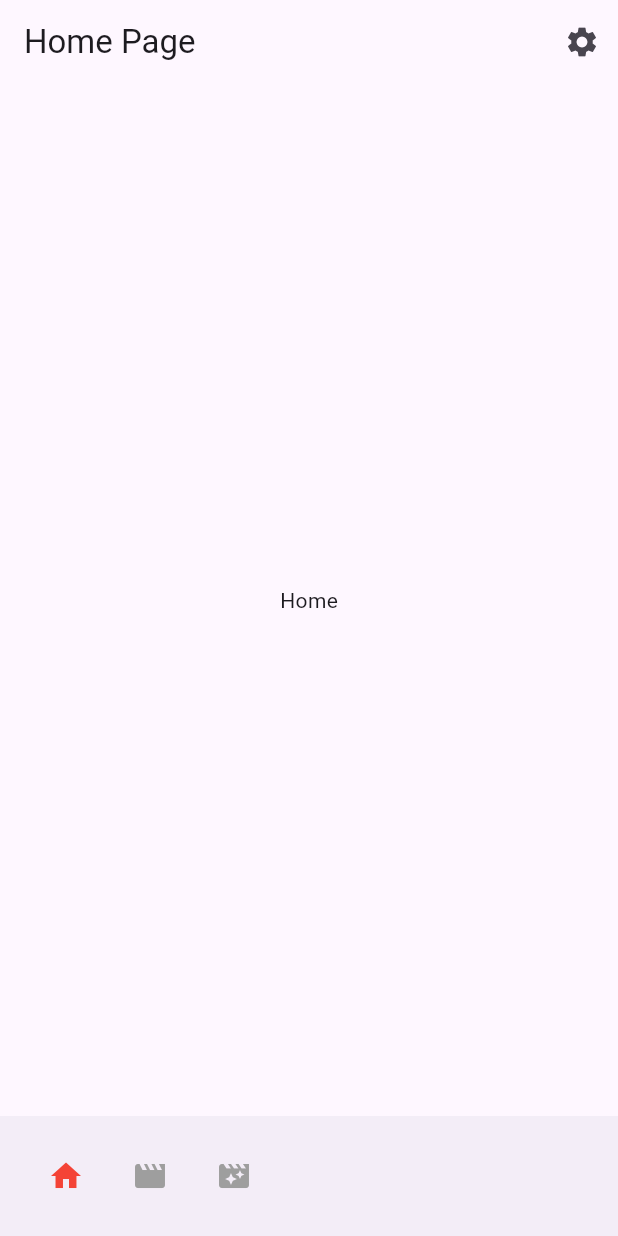
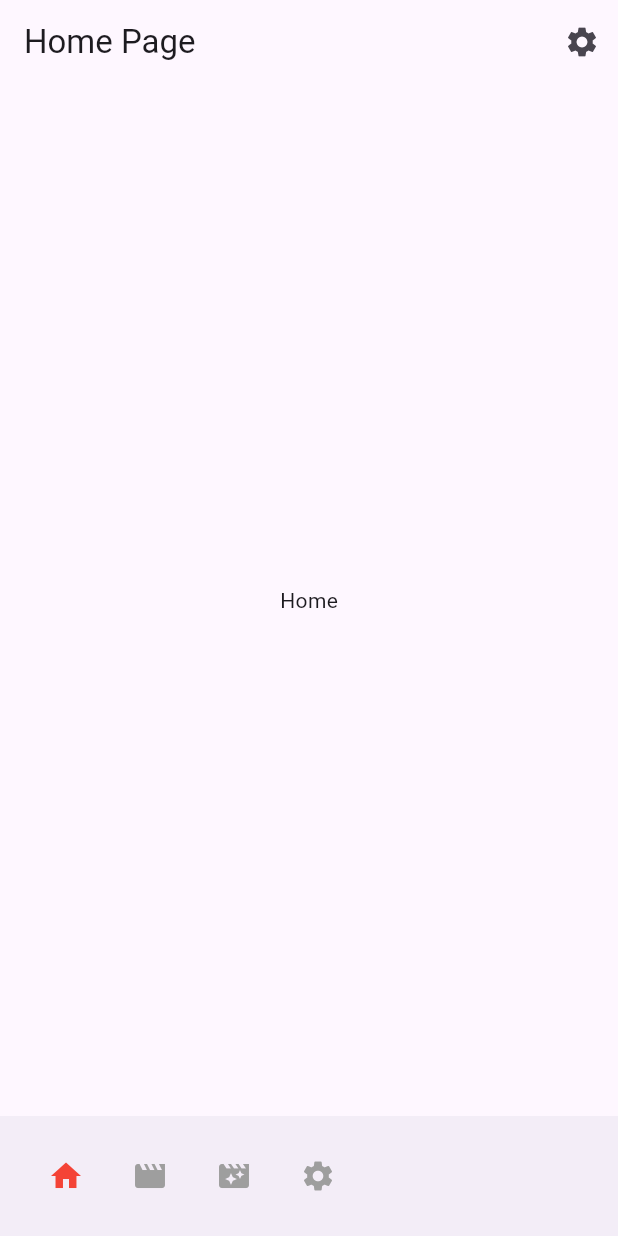
Before and after one commit to Al3xnadra/flutter_movies_api, a Flutter app: the screen it shows after launch, on a phone screen of 412 x 824 dp. Run offline on Flutter 3.47's test engine with Material 3 defaults, Android fonts, the phone set to English and light mode, and no system bars; our stand-ins replace dio, flutter_bloc, flutter_dotenv, freezed_annotation, get_it, go_router and 2 more; generated files the repository leaves out were written again.

Commit message:
Add SettingPage and integrate it into BottomNavigationView

```diff
--- a/lib/features/bottom_navigation/view/bottom_navigation_view.dart
+++ b/lib/features/bottom_navigation/view/bottom_navigation_view.dart
@@ -5,6 +5,7 @@ import 'package:flutter_movies_api/features/bottom_navigation/cubit/bottom_navig
 import 'package:flutter_movies_api/features/home/page/home_page.dart';
 import 'package:flutter_movies_api/features/movies/top_250_movies/page/top_250_movies_page.dart';
 import 'package:flutter_movies_api/features/series/top_250_series/page/top_250_series_page.dart';
+import 'package:flutter_movies_api/features/settings/page/setting_page.dart';
 
 class BottomNavigationView extends StatelessWidget {
   BottomNavigationView({super.key});
@@ -13,6 +14,7 @@ class BottomNavigationView extends StatelessWidget {
     HomePage(),
     TopMoviesPage(),
     TopSeriesPage(),
+    SettingPage(),
   ];
 
   final myScrollController = ScrollController();
@@ -55,6 +57,15 @@ class BottomNavigationView extends StatelessWidget {
                       color: state.currentIndex == 2 ? Colors.red : Colors.grey,
                     ),
                   ),
+                  MaterialButton(
+                    minWidth: 40,
+                    onPressed: () =>
+                        context.read<BottomNavigationCubit>().changeIndex(3),
+                    child: Icon(
+                      Icons.settings,
+                      color: state.currentIndex == 3 ? Colors.red : Colors.grey,
+                    ),
+                  ),
                 ],
               ),
             ),
```
Also changed, not shown: lib/features/settings/page/setting_page.dart (added, +18 -0 lines).
